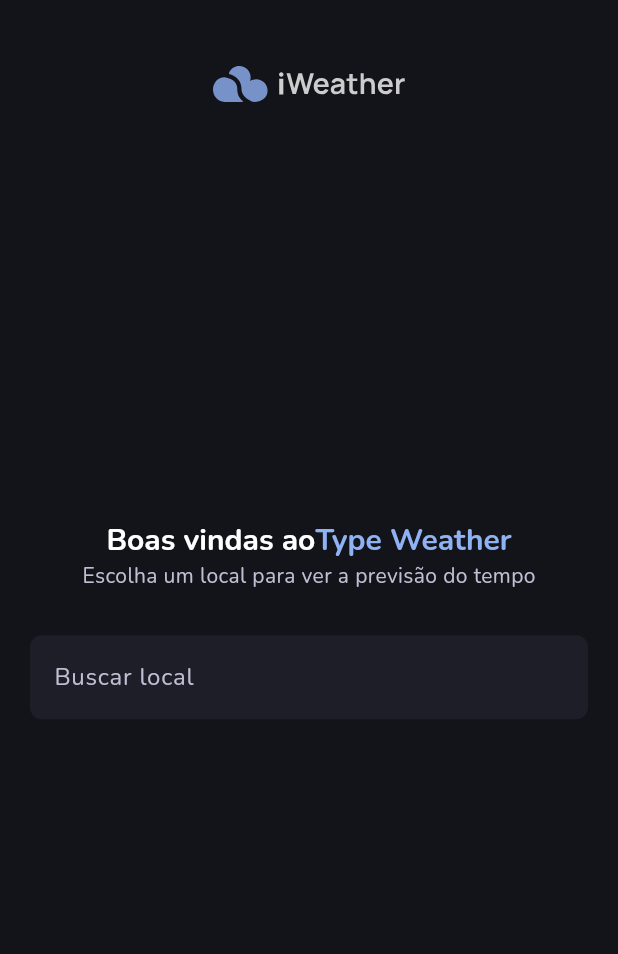
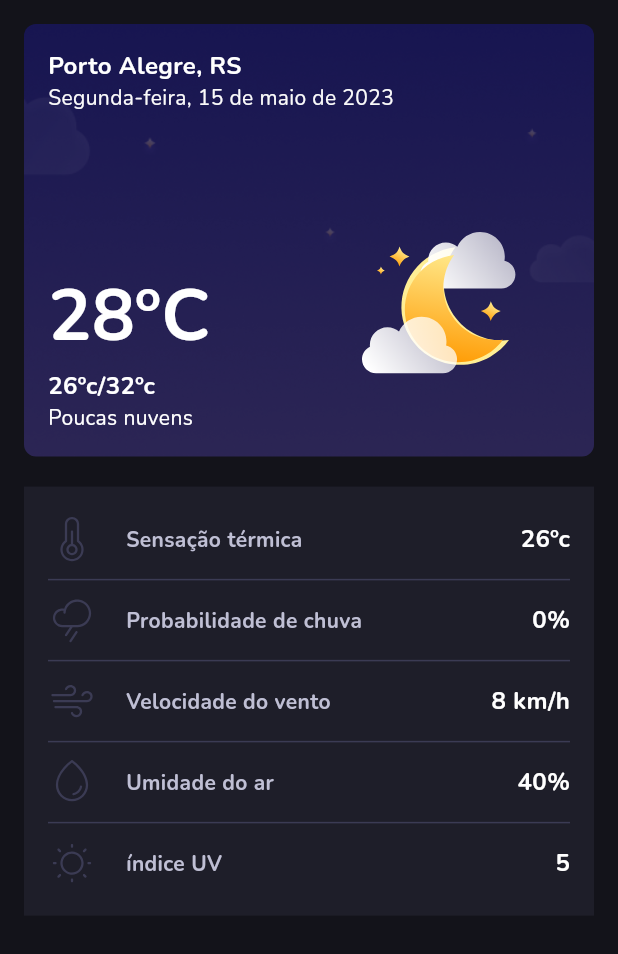
Before and after one commit to IagoAntunes/iweather, a Flutter app: the screen it shows after launch, on a phone screen of 412 x 824 dp. Shown: the top 954 px of the screen. Run offline on Flutter 3.47's test engine with Material 2 defaults, Android fonts, the phone set to English and light mode, and no system bars; our stand-ins replace flutter_svg, google_fonts.

Commit message:
feat: Design Pages

```diff
--- a/lib/main.dart
+++ b/lib/main.dart
@@ -1,5 +1,6 @@
 import 'package:flutter/material.dart';
 import 'package:iweather/src/pages/search_page.dart';
+import 'package:iweather/src/pages/weather_page.dart';
 
 void main() {
   runApp(const MyApp());
@@ -11,12 +12,13 @@ class MyApp extends StatelessWidget {
   @override
   Widget build(BuildContext context) {
     return MaterialApp(
-      title: 'Flutter Demo',
+      title: 'iWeather',
+      debugShowCheckedModeBanner: false,
       theme: ThemeData(
         colorScheme: ColorScheme.fromSeed(seedColor: Colors.deepPurple),
         useMaterial3: true,
       ),
-      home: SearchPage(),
+      home: const WeatherPage(),
     );
   }
 }
--- /dev/null
+++ b/lib/src/pages/weather_page.dart
@@ -0,0 +1,142 @@
+import 'package:flutter/material.dart';
+import 'package:flutter_svg/flutter_svg.dart';
+import 'package:google_fonts/google_fonts.dart';
+import 'package:iweather/core/styles/colos.dart';
+
+import '../widgets/item_weather_widget.dart';
+
+class WeatherPage extends StatelessWidget {
+  const WeatherPage({super.key});
+
+  @override
+  Widget build(BuildContext context) {
+    return Scaffold(
+      backgroundColor: AppColors.background,
+      body: SafeArea(
+        child: Padding(
+          padding: const EdgeInsets.all(16),
+          child: Column(
+            children: [
+              Container(
+                width: double.infinity,
+                height: MediaQuery.sizeOf(context).height * 0.35,
+                padding: const EdgeInsets.all(16),
+                decoration: const BoxDecoration(
+                  borderRadius: BorderRadius.all(
+                    Radius.circular(8),
+                  ),
+                  image: DecorationImage(
+                    image: AssetImage("assets/images/back_rain.png"),
+                    fit: BoxFit.cover,
+                  ),
+                ),
+                child: Column(
+                  crossAxisAlignment: CrossAxisAlignment.start,
+                  children: [
+                    Text(
+                      "Porto Alegre, RS",
+                      style: GoogleFonts.nunito(
+                        color: Colors.white,
+                        fontWeight: FontWeight.w700,
+                        fontSize: 16,
+                      ),
+                    ),
+                    Text(
+                      "Segunda-feira, 15 de maio de 2023",
+                      style: GoogleFonts.nunito(
+                        color: const Color(0xffFAFAFA),
+                      ),
+                    ),
+                    Expanded(
+                      child: Container(
+                        child: Row(
+                          mainAxisAlignment: MainAxisAlignment.spaceBetween,
+                          crossAxisAlignment: CrossAxisAlignment.end,
+                          children: [
+                            Column(
+                              crossAxisAlignment: CrossAxisAlignment.start,
+                              mainAxisAlignment: MainAxisAlignment.end,
+                              children: [
+                                Text(
+                                  "28ºC",
+                                  style: GoogleFonts.nunito(
+                                    fontSize: 48,
+                                    color: Colors.white,
+                                    fontWeight: FontWeight.bold,
+                                  ),
+                                ),
+                                Text(
+                                  "26ºc/32ºc",
+                                  style: GoogleFonts.nunito(
+                                    fontSize: 16,
+                                    color: Colors.white,
+                                    fontWeight: FontWeight.w700,
+                                  ),
+                                ),
+                                Text(
+                                  "Poucas nuvens",
+                                  style: GoogleFonts.nunito(
+                                    fontSize: 14,
+                                    color: Colors.white,
+                                    fontWeight: FontWeight.w400,
+                                  ),
+                                ),
+                              ],
+                            ),
+                            SvgPicture.asset("assets/images/moon.svg")
+                          ],
+                        ),
+                      ),
+                    )
+                  ],
+                ),
+              ),
+              const SizedBox(height: 20),
+              IntrinsicHeight(
+                child: Container(
+                  padding: const EdgeInsets.all(16),
+                  decoration: const BoxDecoration(
+                    color: AppColors.backgroundLight,
+                  ),
+                  child: const Column(
+                    children: [
+                      ItemWeather(
+                        svgImage: "assets/images/icon_termic.svg",
+                        title: "Sensação térmica",
+                        value: "26ºc",
+                      ),
+                      Divider(color: Color(0xff3B3B54)),
+                      ItemWeather(
+                        svgImage: "assets/images/icon_prob_rain.svg",
+                        title: "Probabilidade de chuva",
+                        value: "0%",
+                      ),
+                      Divider(color: Color(0xff3B3B54)),
+                      ItemWeather(
+                        svgImage: "assets/images/icon_wind.svg",
+                        title: "Velocidade do vento",
+                        value: "8 km/h",
+                      ),
+                      Divider(color: Color(0xff3B3B54)),
+                      ItemWeather(
+                        svgImage: "assets/images/icon_humidity.svg",
+                        title: "Umidade do ar",
+                        value: "40%",
+                      ),
+                      Divider(color: Color(0xff3B3B54)),
+                      ItemWeather(
+                        svgImage: "assets/images/icon_uv.svg",
+                        title: "índice UV",
+                        value: "5",
+                      ),
+                    ],
+                  ),
+                ),
+              ),
+            ],
+          ),
+        ),
+      ),
+    );
+  }
+}
--- /dev/null
+++ b/lib/src/widgets/item_weather_widget.dart
@@ -0,0 +1,47 @@
+import 'package:flutter/material.dart';
+import 'package:flutter_svg/svg.dart';
+import 'package:google_fonts/google_fonts.dart';
+
+class ItemWeather extends StatelessWidget {
+  const ItemWeather({
+    super.key,
+    required this.svgImage,
+    required this.title,
+    required this.value,
+  });
+  final String svgImage;
+  final String title;
+  final String value;
+  @override
+  Widget build(BuildContext context) {
+    return Padding(
+      padding: const EdgeInsets.symmetric(vertical: 3),
+      child: Row(
+        children: [
+          SvgPicture.asset(
+            svgImage,
+            color: const Color(0xff3B3B54),
+          ),
+          const SizedBox(width: 20),
+          Text(
+            title,
+            style: GoogleFonts.nunito(
+              color: const Color(0xffBFBFD4),
+              fontSize: 14,
+              fontWeight: FontWeight.w700,
+            ),
+          ),
+          const Expanded(child: SizedBox()),
+          Text(
+            value,
+            style: GoogleFonts.nunito(
+              color: Colors.white,
+              fontSize: 16,
+              fontWeight: FontWeight.w700,
+            ),
+          )
+        ],
+      ),
+    );
+  }
+}
```
Also changed, not shown: lib/src/pages/search_page.dart (+48 -27 lines), assets/images/back_clear.png (added), assets/images/back_rain.png (added), assets/images/back_storm.png (added), assets/images/icon_humidity.svg (added), assets/images/icon_loading.svg (added), assets/images/icon_prob_rain.svg (added), assets/images/icon_termic.svg (added), assets/images/icon_uv.svg (added), assets/images/icon_wind.svg (added), assets/images/moon.svg (added).
